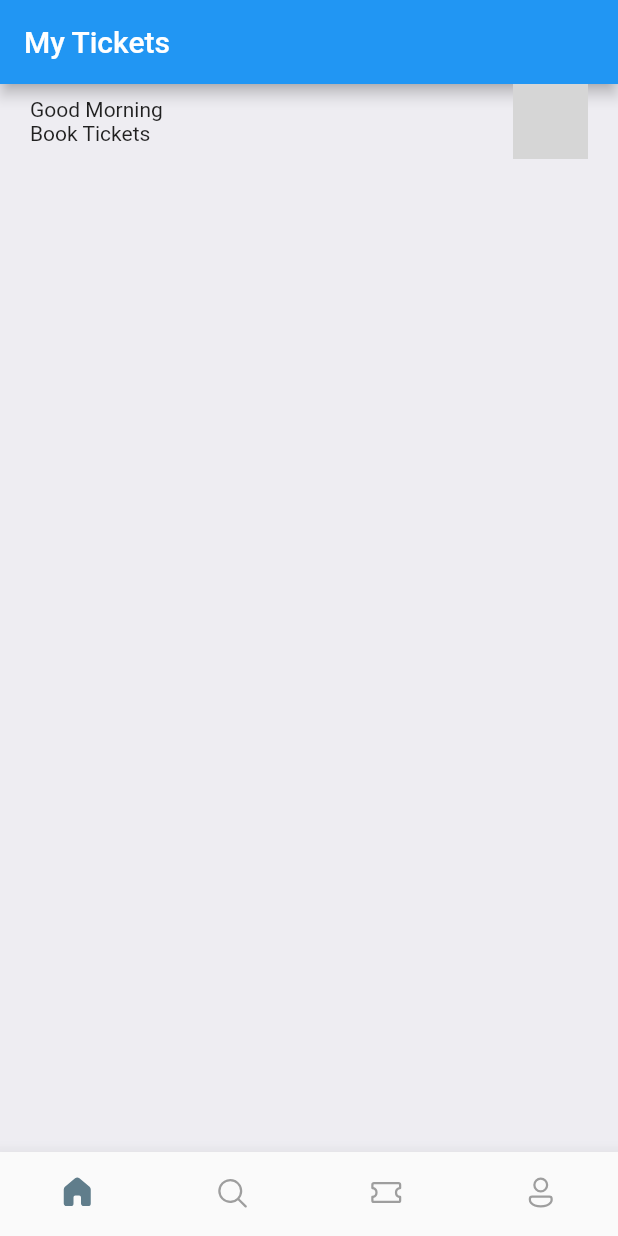
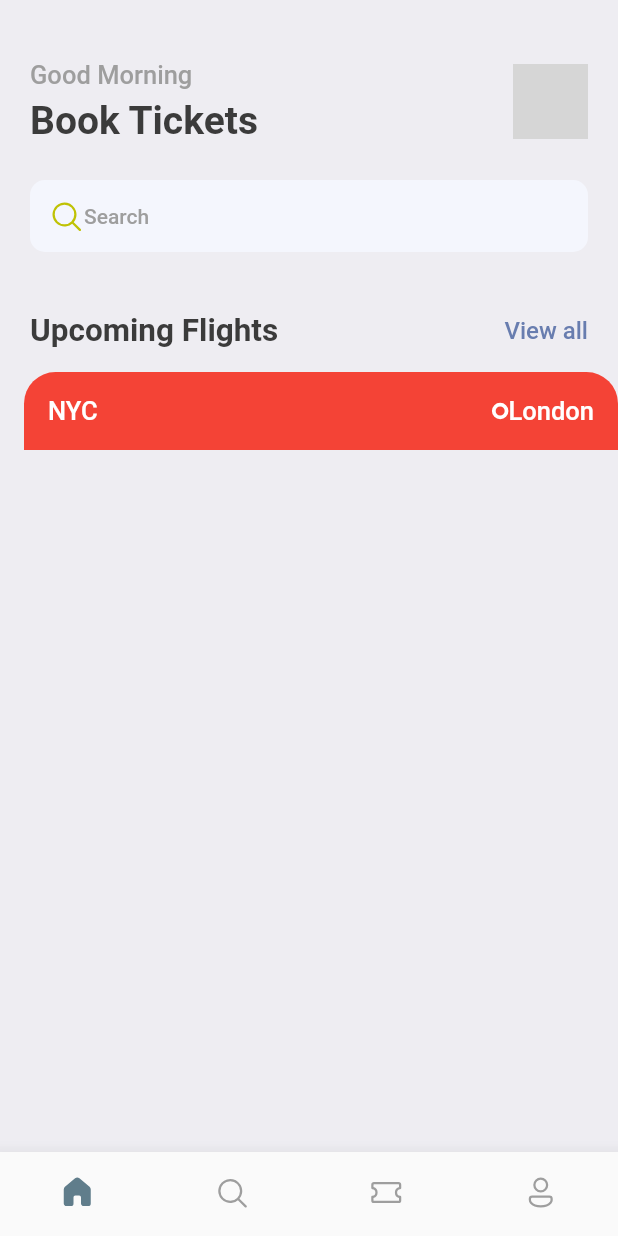
Before and after one commit to keith47733/book_tickets, a Flutter app: the screen it shows after launch, on a phone screen of 412 x 824 dp. Run offline on Flutter 3.47's test engine with Material 2 defaults, Android fonts, the phone set to English and light mode, and no system bars; our stand-ins replace fluentui_icons, gap; grey boxes are pictures that could not be loaded.

Commit message:
Approx 2 hrs

```diff
--- a/book_tickets/lib/main.dart
+++ b/book_tickets/lib/main.dart
@@ -1,6 +1,7 @@
 import 'package:flutter/material.dart';
 
 import 'screens/bottom_bar.dart';
+import 'utils/styles.dart';
 
 void main() {
   runApp(const MyApp());
@@ -12,9 +13,10 @@ class MyApp extends StatelessWidget {
   @override
   Widget build(BuildContext context) {
     return MaterialApp(
-      title: 'Flutter Demo',
+      debugShowCheckedModeBanner: false,
+      title: 'Book Tickets',
       theme: ThemeData(
-        primarySwatch: Colors.blue,
+        primaryColor: primary,
       ),
       home: const BottomBar(),
     );
--- a/book_tickets/lib/screens/bottom_bar.dart
+++ b/book_tickets/lib/screens/bottom_bar.dart
@@ -28,9 +28,6 @@ class _BottomBarState extends State<BottomBar> {
   @override
   Widget build(BuildContext context) {
     return Scaffold(
-      appBar: AppBar(
-        title: const Text('My Tickets'),
-      ),
       body: Center(child: _widgetOptions[_selectedIndex]),
       bottomNavigationBar: BottomNavigationBar(
         elevation: 10,
@@ -40,7 +37,7 @@ class _BottomBarState extends State<BottomBar> {
         showUnselectedLabels: false,
         selectedItemColor: Colors.blueGrey,
         unselectedItemColor: Colors.grey,
-				type: BottomNavigationBarType.fixed,
+        type: BottomNavigationBarType.fixed,
         items: const <BottomNavigationBarItem>[
           BottomNavigationBarItem(
             icon: Icon(FluentSystemIcons.ic_fluent_home_regular),
--- a/book_tickets/lib/screens/home_screen.dart
+++ b/book_tickets/lib/screens/home_screen.dart
@@ -1,4 +1,9 @@
+import 'package:fluentui_icons/fluentui_icons.dart';
 import 'package:flutter/material.dart';
+import 'package:gap/gap.dart';
+
+import '../utils/styles.dart';
+import 'ticket_view.dart';
 
 class HomeScreen extends StatelessWidget {
   const HomeScreen({Key? key}) : super(key: key);
@@ -6,21 +11,23 @@ class HomeScreen extends StatelessWidget {
   @override
   Widget build(BuildContext context) {
     return Scaffold(
-      backgroundColor: const Color(0xFFeeedf2),
+      backgroundColor: Styles.bgColor,
       body: ListView(
         children: <Widget>[
           Container(
             padding: const EdgeInsets.symmetric(horizontal: 20),
             child: Column(
               children: <Widget>[
+                const Gap(40),
                 Row(
                   mainAxisAlignment: MainAxisAlignment.spaceBetween,
                   children: <Widget>[
                     Column(
-											crossAxisAlignment: CrossAxisAlignment.start,
-                      children: const <Widget>[
-                        Text('Good Morning'),
-                        Text('Book Tickets'),
+                      crossAxisAlignment: CrossAxisAlignment.start,
+                      children: <Widget>[
+                        Text('Good Morning', style: Styles.headline3),
+                        const Gap(5),
+                        Text('Book Tickets', style: Styles.headline1),
                       ],
                     ),
                     Container(
@@ -36,10 +43,46 @@ class HomeScreen extends StatelessWidget {
                     ),
                   ],
                 ),
+                const Gap(25),
+                Container(
+                  padding:
+                      const EdgeInsets.symmetric(horizontal: 12, vertical: 12),
+                  decoration: BoxDecoration(
+                    borderRadius: BorderRadius.circular(10),
+                    color: const Color(0xFFF4F6FD),
+                  ),
+                  child: Row(
+                    children: <Widget>[
+                      const Icon(
+                        FluentSystemIcons.ic_fluent_search_regular,
+                        color: Color(0xFFBFC205),
+                      ),
+                      Text(
+                        'Search',
+                        style: Styles.headline4,
+                      ),
+                    ],
+                  ),
+                ),
+                const Gap(40),
+								Row(
+									mainAxisAlignment: MainAxisAlignment.spaceBetween,
+                  children: [
+                    Text("Upcoming Flights", style: Styles.headline2),
+                    InkWell(
+											onTap: () {},
+											child: Text("View all",
+													style: Styles.textStyle
+															.copyWith(color: Styles.primaryColor)),
+										),
+                  ],
+                )
               ],
             ),
           ),
-        ],
+					const Gap(15),
+					TicketView(),
+				],
       ),
     );
   }
--- /dev/null
+++ b/book_tickets/lib/screens/ticket_view.dart
@@ -0,0 +1,47 @@
+import 'package:book_tickets/widgets/thick_container.dart';
+import 'package:flutter/material.dart';
+
+import '../utils/app_layout.dart';
+import '../utils/styles.dart';
+
+class TicketView extends StatelessWidget {
+  const TicketView({super.key});
+
+  @override
+  Widget build(BuildContext context) {
+    final size = AppLayout.getSize(context);
+
+    return SizedBox(
+      width: size.width,
+      height: 200,
+      child: Container(
+        margin: const EdgeInsets.only(left: 16),
+        child: Column(
+          children: <Widget>[
+            Container(
+              padding: const EdgeInsets.all(16),
+              decoration: const BoxDecoration(
+                color: Colors.red,
+                borderRadius: BorderRadius.only(
+                    topLeft: Radius.circular(21),
+                    topRight: Radius.circular(21)),
+              ),
+              child: Column(
+                children: <Widget>[
+                  Row(
+                    children: <Widget>[
+                      Text('NYC', style: Styles.headline3.copyWith(color: Colors.white)),
+                      const Spacer(),
+											ThickContainer(),
+                      Text('London', style: Styles.headline3.copyWith(color: Colors.white)),
+                    ],
+                  ),
+                ],
+              ),
+            )
+          ],
+        ),
+      ),
+    );
+  }
+}
--- /dev/null
+++ b/book_tickets/lib/utils/app_layout.dart
@@ -0,0 +1,7 @@
+import 'package:flutter/material.dart';
+
+class AppLayout {
+  static getSize(BuildContext context) {
+    return MediaQuery.of(context).size;
+  }
+}
--- /dev/null
+++ b/book_tickets/lib/utils/styles.dart
@@ -0,0 +1,40 @@
+import 'package:flutter/material.dart';
+
+Color primary = const Color(0xFF687daf);
+
+class Styles {
+  static Color primaryColor = primary;
+  static Color textColor = const Color(0xFF3b3b3b);
+  static Color bgColor = const Color(0xFFeeedf2);
+  static Color orangeColor = const Color(0xFF526799);
+
+  static TextStyle textStyle = TextStyle(
+    fontSize: 16,
+    fontWeight: FontWeight.w500,
+    color: textColor,
+  );
+
+  static TextStyle headline1 = TextStyle(
+    fontSize: 26,
+    fontWeight: FontWeight.bold,
+    color: textColor,
+  );
+
+  static TextStyle headline2 = TextStyle(
+    fontSize: 21,
+    fontWeight: FontWeight.bold,
+    color: textColor,
+  );
+
+  static TextStyle headline3 = TextStyle(
+    fontSize: 17,
+    fontWeight: FontWeight.w500,
+    color: Colors.grey.shade500,
+  );
+
+  static TextStyle headline4 = TextStyle(
+    fontSize: 14,
+    fontWeight: FontWeight.w500,
+    color: Colors.grey.shade500,
+  );
+}
--- /dev/null
+++ b/book_tickets/lib/widgets/thick_container.dart
@@ -0,0 +1,16 @@
+import 'package:flutter/material.dart';
+
+class ThickContainer extends StatelessWidget {
+	const ThickContainer({super.key});
+
+	@override
+	Widget build(BuildContext context) {
+		return Container(
+			padding: const EdgeInsets.all(3.0),
+			decoration: BoxDecoration(
+				borderRadius: BorderRadius.circular(20),
+				border: Border.all(width: 2.5, color: Colors.white),
+			),
+		);
+	}
+}
--- a/book_tickets/pubspec.yaml
+++ b/book_tickets/pubspec.yaml
@@ -37,6 +37,7 @@ dependencies:
   # Use with the CupertinoIcons class for iOS style icons.
   cupertino_icons: ^1.0.2
   fluentui_icons: ^1.0.0
+  gap: ^2.0.0
 
 dev_dependencies:
   flutter_test:
```
Also changed, not shown: book_tickets/pubspec.lock.
